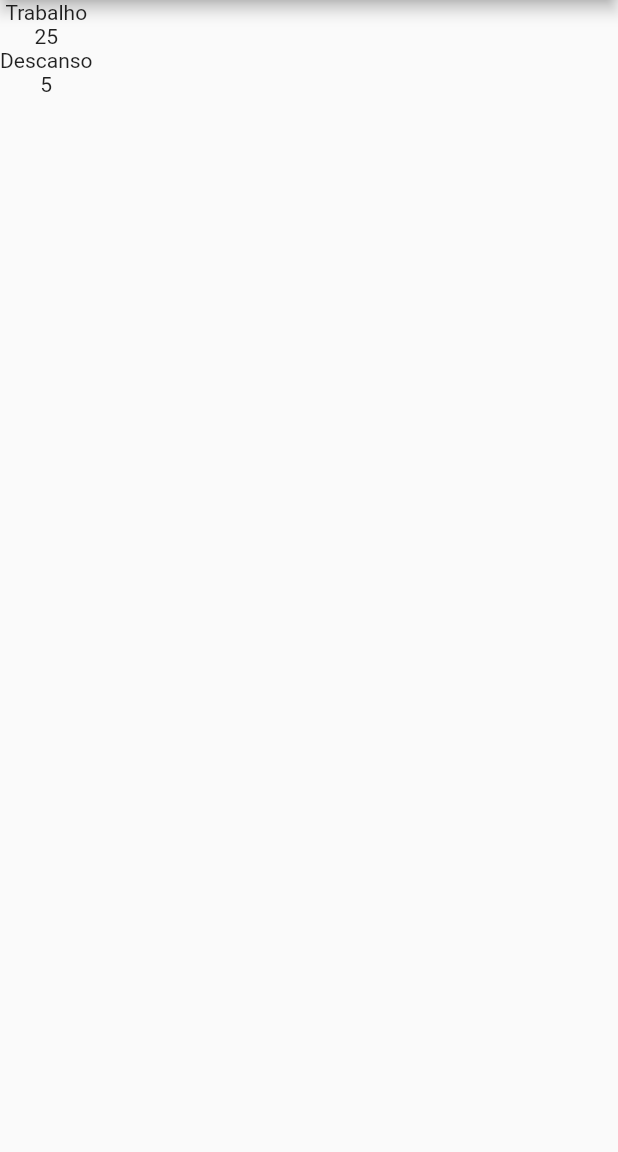
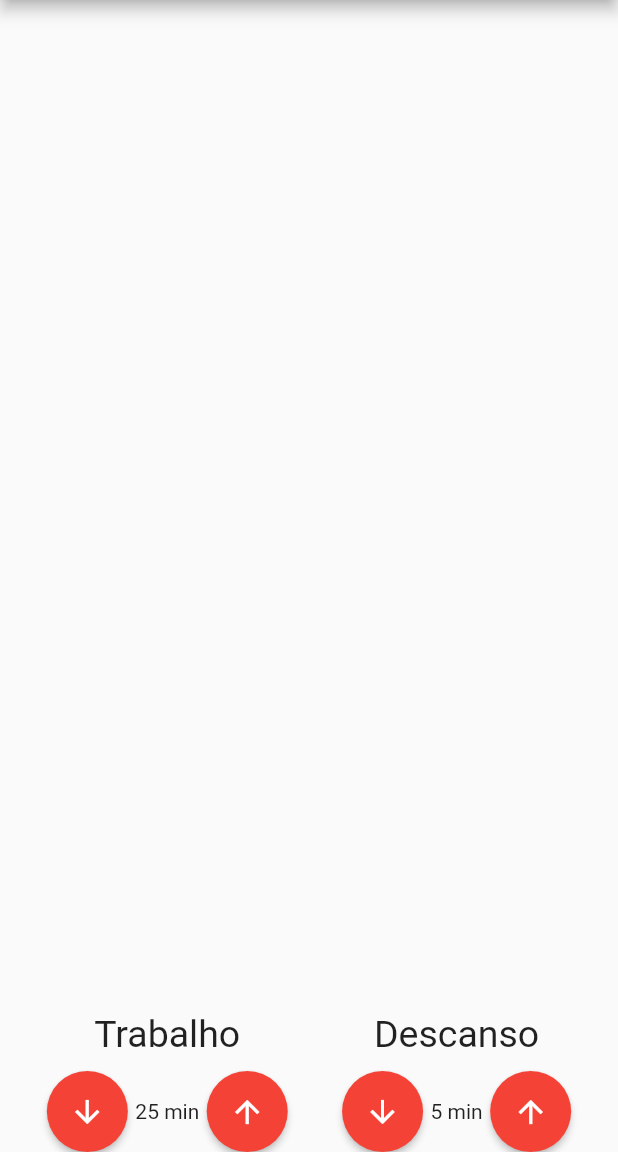
Before and after one commit to vitorhermeto2001/cod3r_pomodoro, a Flutter app: the screen it shows after launch, on a phone screen of 412 x 824 dp, the part 84-1236 px from its top. Run offline on Flutter 3.47's test engine with Material 2 defaults, Android fonts, the light colour scheme and no system bars.

Commit message:
Estilizando a entrada

```diff
--- a/lib/components/entrada_tempo.dart
+++ b/lib/components/entrada_tempo.dart
@@ -12,9 +12,42 @@
 
   @override
   Widget build(BuildContext context) {
-    return Column(children: [
-      Text(this.titulo),
-      Text('${this.valor}'),
+    return Column(crossAxisAlignment: CrossAxisAlignment.center, children: [
+      Text(
+        this.titulo,
+        style: TextStyle(fontSize: 25),
+      ),
+      SizedBox(height: 10),
+      Row(
+        mainAxisAlignment: MainAxisAlignment.center,
+        children: [
+          ElevatedButton(
+            onPressed: () {},
+            child: Icon(
+              Icons.arrow_downward,
+              color: Colors.white,
+            ),
+            style: ElevatedButton.styleFrom(
+              shape: CircleBorder(),
+              padding: EdgeInsets.all(15),
+              primary: Colors.red,
+            ),
+          ),
+          Text('${this.valor} min'),
+          ElevatedButton(
+            onPressed: () {},
+            child: Icon(
+              Icons.arrow_upward,
+              color: Colors.white,
+            ),
+            style: ElevatedButton.styleFrom(
+              shape: CircleBorder(),
+              padding: EdgeInsets.all(15),
+              primary: Colors.red,
+            ),
+          ),
+        ],
+      ),
     ]);
   }
 }
--- a/lib/pages/pomodoro.dart
+++ b/lib/pages/pomodoro.dart
@@ -18,6 +18,10 @@
         ),
       ),
       body: Column(
+        mainAxisAlignment: MainAxisAlignment.end,
+        children: [
+          Row(
+            mainAxisAlignment: MainAxisAlignment.spaceEvenly,
             children: [
               EntradaTempo(
                 titulo: 'Trabalho',
@@ -29,6 +33,8 @@
               ),
             ],
           ),
+        ],
+      ),
     );
   }
 }
```
Lines whose indentation alone changed are shown as unchanged.
